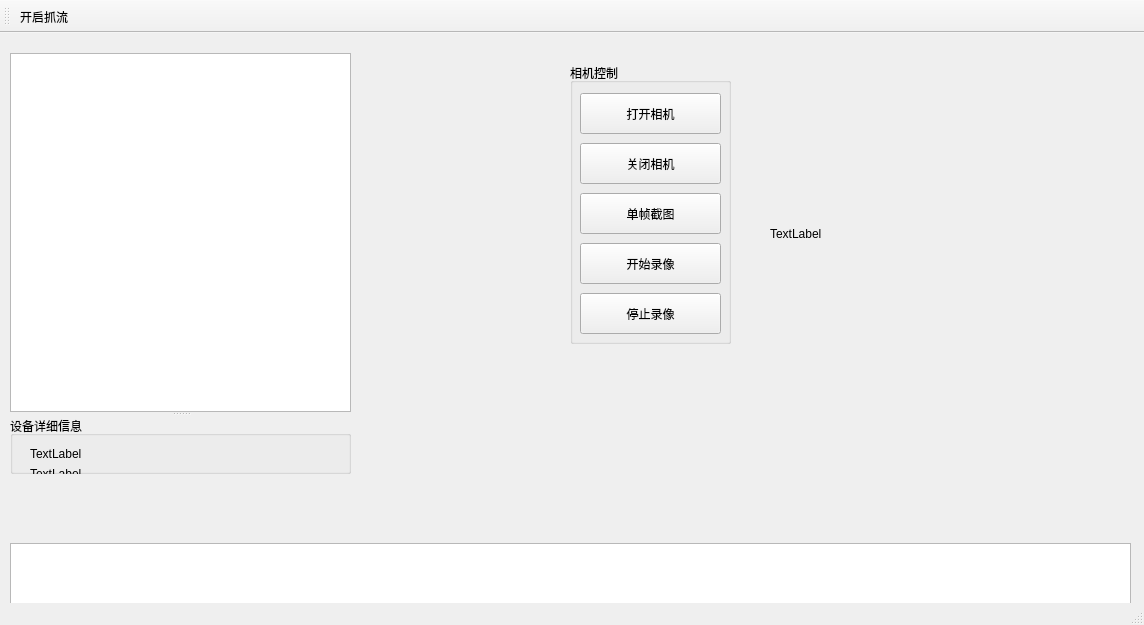
Above: mainwindow.ui from lnwin/SPW_cameraControlSystem before the change. Below: the same form after it.
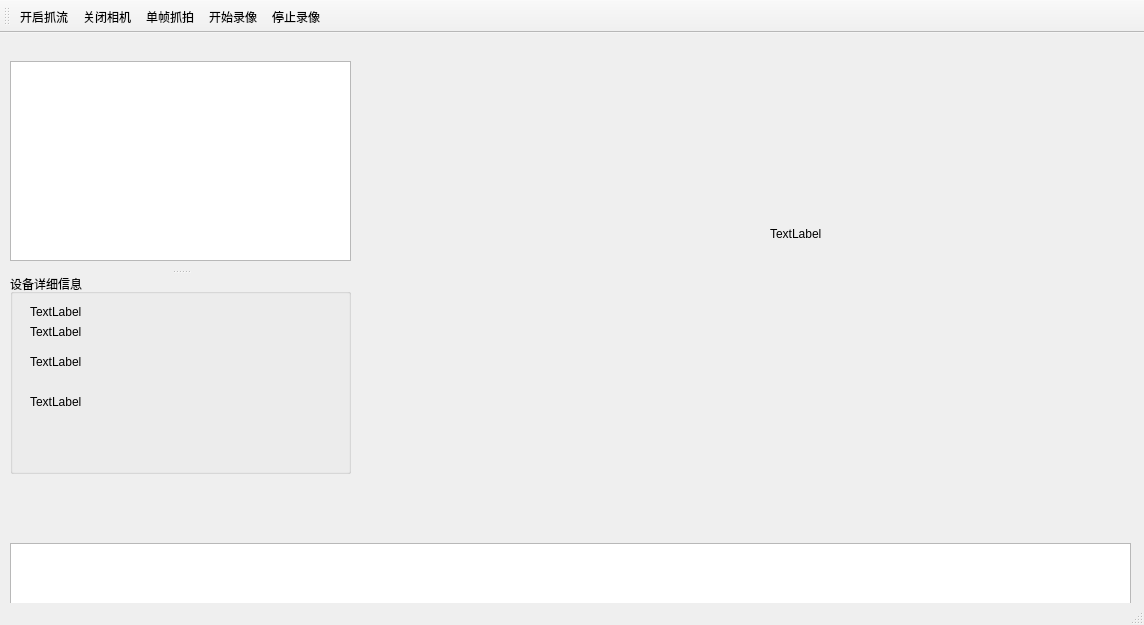
That is the form after the change. Icons and pictures are not drawn.

Commit message: 按键调整测试通过，下一步调整显示窗口代码

```diff
--- a/mainwindow.ui
+++ b/mainwindow.ui
@@ -27,84 +27,6 @@
      <string>TextLabel</string>
     </property>
    </widget>
-   <widget class="QGroupBox" name="groupBox">
-    <property name="geometry">
-     <rect>
-      <x>570</x>
-      <y>30</y>
-      <width>161</width>
-      <height>281</height>
-     </rect>
-    </property>
-    <property name="title">
-     <string>相机控制</string>
-    </property>
-    <widget class="QPushButton" name="openCamera">
-     <property name="geometry">
-      <rect>
-       <x>10</x>
-       <y>30</y>
-       <width>141</width>
-       <height>41</height>
-      </rect>
-     </property>
-     <property name="text">
-      <string>打开相机</string>
-     </property>
-    </widget>
-    <widget class="QPushButton" name="closeCamera">
-     <property name="geometry">
-      <rect>
-       <x>10</x>
-       <y>80</y>
-       <width>141</width>
-       <height>41</height>
-      </rect>
-     </property>
-     <property name="text">
-      <string>关闭相机</string>
-     </property>
-    </widget>
-    <widget class="QPushButton" name="grapOneFrame">
-     <property name="geometry">
-      <rect>
-       <x>10</x>
-       <y>130</y>
-       <width>141</width>
-       <height>41</height>
-      </rect>
-     </property>
-     <property name="text">
-      <string>单帧截图</string>
-     </property>
-    </widget>
-    <widget class="QPushButton" name="startRecord">
-     <property name="geometry">
-      <rect>
-       <x>10</x>
-       <y>180</y>
-       <width>141</width>
-       <height>41</height>
-      </rect>
-     </property>
-     <property name="text">
-      <string>开始录像</string>
-     </property>
-    </widget>
-    <widget class="QPushButton" name="stopRecord">
-     <property name="geometry">
-      <rect>
-       <x>10</x>
-       <y>230</y>
-       <width>141</width>
-       <height>41</height>
-      </rect>
-     </property>
-     <property name="text">
-      <string>停止录像</string>
-     </property>
-    </widget>
-   </widget>
    <widget class="QTextEdit" name="messageBox">
     <property name="geometry">
      <rect>
@@ -130,11 +52,24 @@
     <widget class="QWidget" name="panelDeviceList" native="true">
      <layout class="QHBoxLayout" name="horizontalLayout">
       <item>
-       <widget class="QTableWidget" name="deviceList"/>
+       <widget class="QTableWidget" name="deviceList">
+        <property name="maximumSize">
+         <size>
+          <width>16777215</width>
+          <height>200</height>
+         </size>
+        </property>
+       </widget>
       </item>
      </layout>
     </widget>
     <widget class="QWidget" name="panelDeviceInfo" native="true">
+     <property name="minimumSize">
+      <size>
+       <width>0</width>
+       <height>200</height>
+      </size>
+     </property>
      <layout class="QHBoxLayout" name="horizontalLayout_2">
       <item>
        <widget class="QGroupBox" name="groupDeviceInfo">
@@ -180,6 +115,19 @@
           <string>TextLabel</string>
          </property>
         </widget>
+        <widget class="QLabel" name="lblCamLastSeen">
+         <property name="geometry">
+          <rect>
+           <x>20</x>
+           <y>120</y>
+           <width>291</width>
+           <height>16</height>
+          </rect>
+         </property>
+         <property name="text">
+          <string>TextLabel</string>
+         </property>
+        </widget>
        </widget>
       </item>
      </layout>
@@ -207,12 +155,16 @@
    <attribute name="toolBarBreak">
     <bool>false</bool>
    </attribute>
-   <addaction name="action"/>
+   <addaction name="action_openCamera"/>
+   <addaction name="action_closeCamera"/>
+   <addaction name="action_grap"/>
+   <addaction name="action_startRecord"/>
+   <addaction name="action_stopRecord"/>
   </widget>
-  <action name="action">
+  <action name="action_openCamera">
    <property name="icon">
     <iconset resource="icons.qrc">
-     <normaloff>:/new/prefix1/release/icons/current/camera-open.svg</normaloff>:/new/prefix1/release/icons/current/camera-open.svg</iconset>
+     <normaloff>:/new/prefix1/release/icons/UI/开始.png</normaloff>:/new/prefix1/release/icons/UI/开始.png</iconset>
    </property>
    <property name="text">
     <string>开启抓流</string>
@@ -221,6 +173,54 @@
     <enum>QAction::NoRole</enum>
    </property>
   </action>
+  <action name="action_closeCamera">
+   <property name="icon">
+    <iconset resource="icons.qrc">
+     <normaloff>:/new/prefix1/release/icons/UI/停止.png</normaloff>:/new/prefix1/release/icons/UI/停止.png</iconset>
+   </property>
+   <property name="text">
+    <string>关闭相机</string>
+   </property>
+   <property name="menuRole">
+    <enum>QAction::NoRole</enum>
+   </property>
+  </action>
+  <action name="action_grap">
+   <property name="icon">
+    <iconset resource="icons.qrc">
+     <normaloff>:/new/prefix1/release/icons/UI/抓拍.png</normaloff>:/new/prefix1/release/icons/UI/抓拍.png</iconset>
+   </property>
+   <property name="text">
+    <string>单帧抓拍</string>
+   </property>
+   <property name="menuRole">
+    <enum>QAction::NoRole</enum>
+   </property>
+  </action>
+  <action name="action_startRecord">
+   <property name="icon">
+    <iconset resource="icons.qrc">
+     <normaloff>:/new/prefix1/release/icons/UI/录制-02 (1).png</normaloff>:/new/prefix1/release/icons/UI/录制-02 (1).png</iconset>
+   </property>
+   <property name="text">
+    <string>开始录像</string>
+   </property>
+   <property name="menuRole">
+    <enum>QAction::NoRole</enum>
+   </property>
+  </action>
+  <action name="action_stopRecord">
+   <property name="icon">
+    <iconset resource="icons.qrc">
+     <normaloff>:/new/prefix1/release/icons/UI/停止录制语音.png</normaloff>:/new/prefix1/release/icons/UI/停止录制语音.png</iconset>
+   </property>
+   <property name="text">
+    <string>停止录像</string>
+   </property>
+   <property name="menuRole">
+    <enum>QAction::NoRole</enum>
+   </property>
+  </action>
  </widget>
  <resources>
   <include location="icons.qrc"/>
```
The commit also changes 3 other files.
